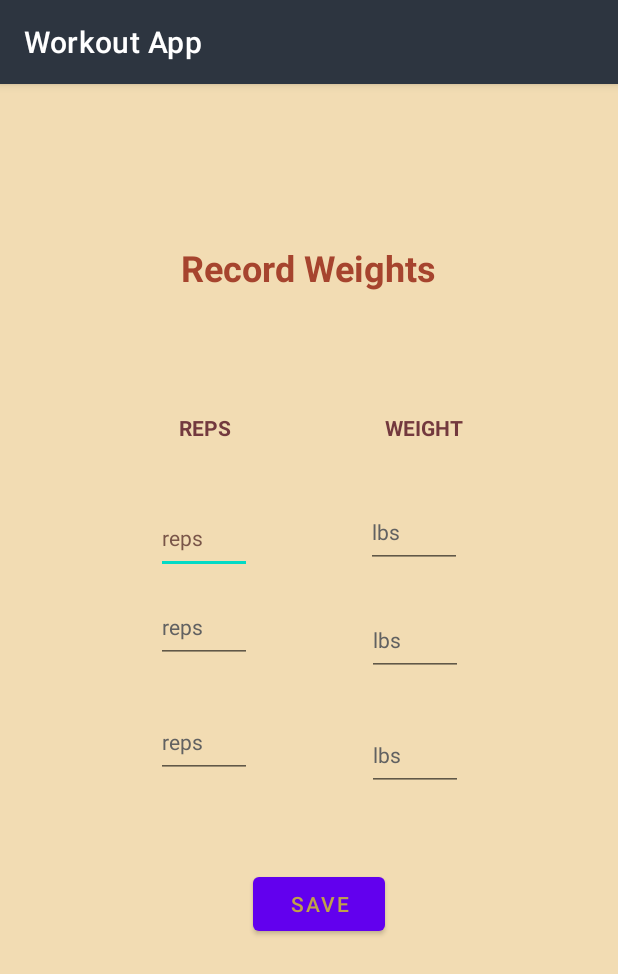
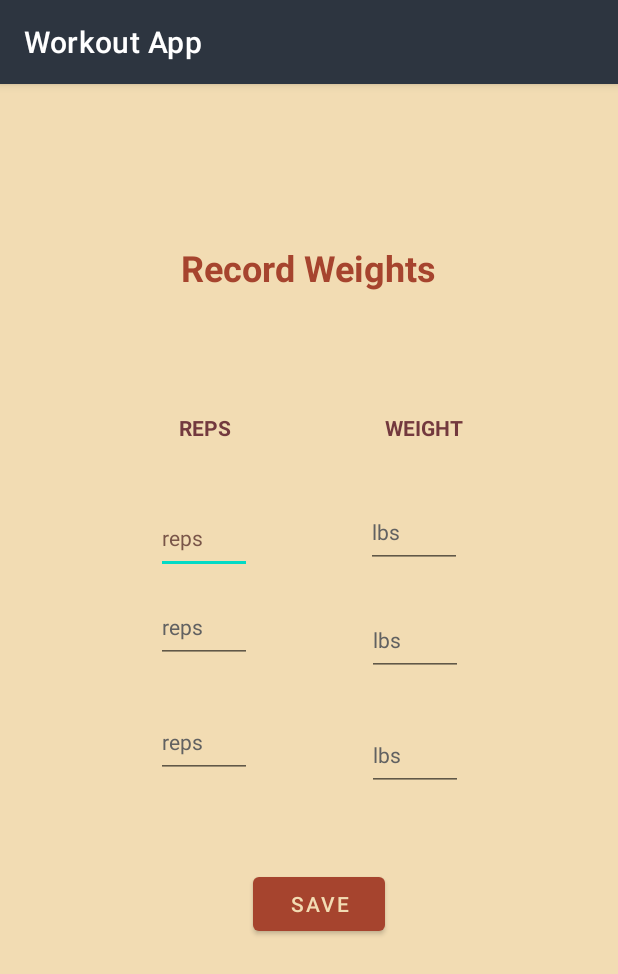
Before and after one commit to jakesoulier/mobileApp, an Android app: the screen it shows after launch (MainActivity), on a phone screen of 412 x 824 dp. Shown: the top 974 px of the screen. Run offline under Robolectric (Android 15) with nearby library versions, the phone set to English and light mode, and no system bars; our stand-ins replace navigation-ui.

```diff
--- /dev/null
+++ b/app/src/main/res/drawable/btn_state.xml
@@ -0,0 +1,5 @@
+<?xml version="1.0" encoding="utf-8" ?>
+<selector xmlns:android="http://schemas.android.com/apk/res/android">
+    <item android:state_pressed="true" android:drawable="@color/black"/>
+    <item android:drawable="@color/cream"/>
+</selector>
--- a/app/src/main/res/layout/fragment_first.xml
+++ b/app/src/main/res/layout/fragment_first.xml
@@ -29,13 +29,14 @@
         android:layout_height="wrap_content"
         android:layout_marginTop="384dp"
         android:text="@string/next"
-        android:textColor="@color/vomit_yellow"
 
         app:iconTint="@color/black"
+        app:backgroundTint="@color/dark_orange"
         app:layout_constraintEnd_toEndOf="parent"
         app:layout_constraintHorizontal_bias="0.52"
         app:layout_constraintStart_toStartOf="parent"
-        app:layout_constraintTop_toBottomOf="@+id/titleRecord" />
+        app:layout_constraintTop_toBottomOf="@+id/titleRecord"
+        app:rippleColor="@color/black" />
 
     <TextView
         android:id="@+id/repTitle"
@@ -46,14 +47,14 @@
         android:textColor="@color/warm_brown"
         android:textStyle="bold"
         app:layout_constraintBottom_toBottomOf="parent"
-        app:layout_constraintEnd_toStartOf="@+id/weigthTitle"
+        app:layout_constraintEnd_toStartOf="@+id/weightTitle"
         app:layout_constraintHorizontal_bias="0.0"
         app:layout_constraintStart_toStartOf="parent"
         app:layout_constraintTop_toBottomOf="@+id/titleRecord"
         app:layout_constraintVertical_bias="0.132" />
 
     <TextView
-        android:id="@+id/weigthTitle"
+        android:id="@+id/weightTitle"
         android:layout_width="wrap_content"
         android:layout_height="wrap_content"
         android:text="@string/weightTitle"
@@ -127,7 +128,7 @@
         app:layout_constraintEnd_toEndOf="parent"
         app:layout_constraintHorizontal_bias="0.424"
         app:layout_constraintStart_toEndOf="@+id/repInput1"
-        app:layout_constraintTop_toBottomOf="@+id/weigthTitle" />
+        app:layout_constraintTop_toBottomOf="@+id/weightTitle" />
 
     <EditText
         android:id="@+id/weightInput2"
--- a/app/src/main/res/values-night/themes.xml
+++ b/app/src/main/res/values-night/themes.xml
@@ -3,7 +3,7 @@
     <style name="Theme.Cmon" parent="Theme.MaterialComponents.DayNight.DarkActionBar">
         <!-- Primary brand color. -->
         <item name="colorPrimary">@color/purple_200</item>
-        <item name="colorPrimaryVariant">@color/purple_700</item>
+        <item name="colorPrimaryVariant">@color/matte_black</item>
         <item name="colorOnPrimary">@color/black</item>
         <!-- Secondary brand color. -->
         <item name="colorSecondary">@color/teal_200</item>
--- a/app/src/main/res/values/themes.xml
+++ b/app/src/main/res/values/themes.xml
@@ -3,7 +3,7 @@
     <style name="Theme.Cmon" parent="Theme.MaterialComponents.DayNight.DarkActionBar">
         <!-- Primary brand color. -->
         <item name="colorPrimary">@color/purple_500</item>
-        <item name="colorPrimaryVariant">@color/purple_700</item>
+        <item name="colorPrimaryVariant">@color/matte_black</item>
         <item name="colorOnPrimary">@color/cream</item>
         <!-- Secondary brand color. -->
         <item name="colorSecondary">@color/teal_200</item>
```
